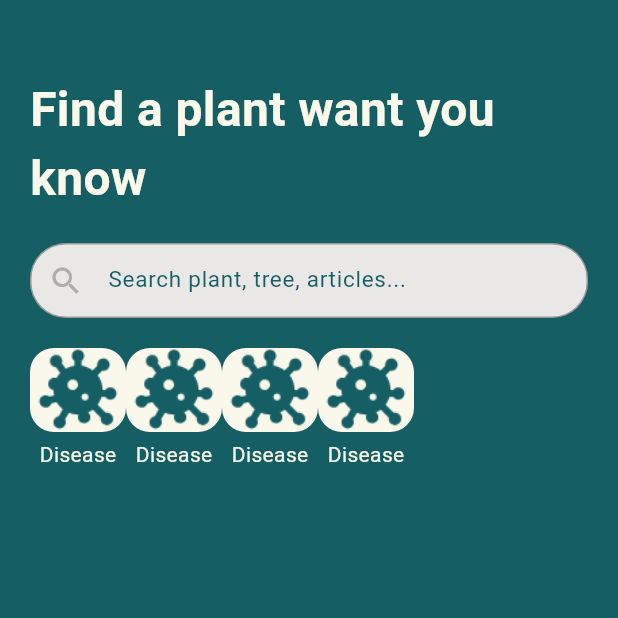
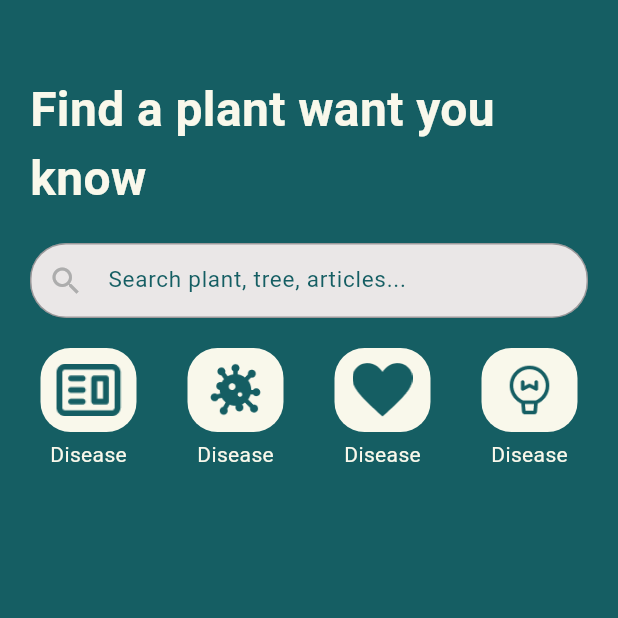
Before and after one commit to Billyode03/flutter_LaOdeNaubillHudaAshara_Mini_Project, a Flutter app: the screen it shows after launch, on a phone screen of 412 x 824 dp, the top half of it. Run offline on Flutter 3.47's test engine with Material 3 defaults, Android fonts, the phone set to English and light mode, and no system bars; our stand-ins replace animated_splash_screen, another_flutter_splash_screen, google_fonts, lottie, smooth_page_indicator.

Commit message:
Put list icon under Search Form

```diff
--- a/My_Mini_Project/green_garden_app/lib/Pages/home/widget/menu_home_widget.dart
+++ b/My_Mini_Project/green_garden_app/lib/Pages/home/widget/menu_home_widget.dart
@@ -19,10 +19,13 @@ class MenuHomeWidget extends StatelessWidget {
           height: 56,
           width: 64,
           decoration: BoxDecoration(
-            borderRadius: BorderRadius.circular(16),
+            borderRadius: BorderRadius.circular(20),
             color: ColorPlants.whiteSkull,
           ),
-          child: iconConstant,
+          child: Padding(
+            padding: const EdgeInsets.all(10),
+            child: iconConstant,
+          ),
         ),
         SizedBox(
           height: 5,
--- a/My_Mini_Project/green_garden_app/lib/Pages/home/widget/plant_list_menu_home.dart
+++ b/My_Mini_Project/green_garden_app/lib/Pages/home/widget/plant_list_menu_home.dart
@@ -10,11 +10,22 @@ class PlantListMenuHome extends StatelessWidget {
   @override
   Widget build(BuildContext context) {
     return Row(
+      mainAxisAlignment: MainAxisAlignment.spaceEvenly,
       children: [
+        MenuHomeWidget(
+            title: 'Disease', iconConstant: IconConstant.articleIcon),
+        SizedBox(
+          width: 20,
+        ),
         MenuHomeWidget(title: 'Disease', iconConstant: IconConstant.virusIcon),
-        MenuHomeWidget(title: 'Disease', iconConstant: IconConstant.virusIcon),
-        MenuHomeWidget(title: 'Disease', iconConstant: IconConstant.virusIcon),
-        MenuHomeWidget(title: 'Disease', iconConstant: IconConstant.virusIcon),
+        SizedBox(
+          width: 20,
+        ),
+        MenuHomeWidget(title: 'Disease', iconConstant: IconConstant.loveIcon),
+        SizedBox(
+          width: 20,
+        ),
+        MenuHomeWidget(title: 'Disease', iconConstant: IconConstant.ideaIcon),
       ],
     );
   }
```
